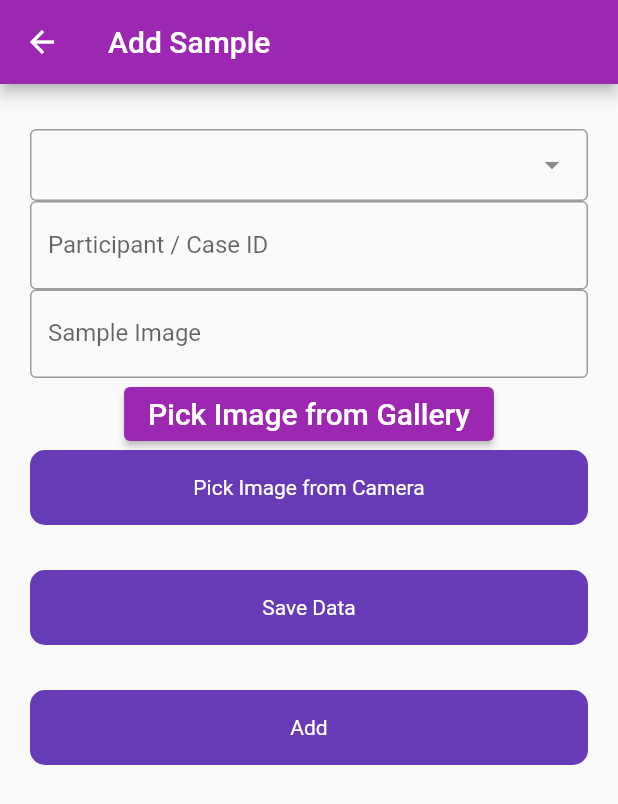
After one commit to AKUH-GIT/docsmgtfirebase, a Flutter app: the SampleEntry screen opened directly, after a tap on "Pick Image from Gallery", on a phone screen of 412 x 824 dp. The commit adds this screen. Shown: the top 804 px of the screen. Run offline on Flutter 3.47's test engine with Material 2 defaults, Android fonts, the phone set to English and light mode, and no system bars; drawn by our look-alikes of dropdown_search; our stand-ins replace file_picker, firebase_auth, firebase_core, firebase_database, fluttertoast; accounts and stored records are empty.

Commit message:
initial commit

```diff
--- a/lib/main.dart
+++ b/lib/main.dart
@@ -33,6 +33,7 @@ class MyApp extends StatelessWidget {
   Widget build(BuildContext context) {
     return MaterialApp(
       title: 'Flutter Demo',
+      debugShowCheckedModeBanner: false,
       theme: ThemeData(
         // This is the theme of your application.
         //
--- /dev/null
+++ b/lib/ui/SampleEntry.dart
@@ -0,0 +1,272 @@
+import 'dart:io';
+import 'package:docsmgtfirebase/ui/Model/ProjectModel.dart';
+import 'package:dropdown_search/dropdown_search.dart';
+import 'package:file_picker/file_picker.dart';
+import 'package:firebase_database/firebase_database.dart';
+import 'package:flutter/material.dart';
+import 'package:path_provider/path_provider.dart';
+import 'package:path/path.dart' as Path;
+import 'dart:convert';
+import '../utils/Utils.dart';
+import '../widgets/RoundButton.dart';
+
+class SampleEntry extends StatefulWidget {
+  const SampleEntry({Key? key}) : super(key: key);
+
+  @override
+  State<SampleEntry> createState() => SampleEntryState();
+}
+
+class SampleEntryState extends State<SampleEntry> {
+  final _formKey = GlobalKey<FormState>();
+  bool loading = false;
+
+  TextEditingController controller_projectID = new TextEditingController();
+  TextEditingController controller_sampleID = new TextEditingController();
+  TextEditingController controller_imgpath = new TextEditingController();
+
+  late List<ProjectModel> lst_project = [];
+
+  var focusNode = FocusNode();
+  var _image;
+
+  FilePickerResult? result;
+  String? fileName;
+  PlatformFile? pickedFile, pickedFile_new;
+
+  //XFile file;
+  File? fileToDisplay, fileToDisplay_new;
+
+  get ext => null;
+
+  @override
+  void initState() {
+    super.initState();
+    _getProjectData();
+  }
+
+  final scaffoldKey = GlobalKey<ScaffoldState>();
+  final databaseRef = FirebaseDatabase.instance.ref('SampleEntry');
+
+  void _getProjectData() async {}
+
+  void _clearField() {
+    _formKey.currentState!.reset();
+    controller_projectID.text = "";
+    controller_sampleID.text = "";
+    controller_imgpath.text = "";
+  }
+
+  showAlertDialog(BuildContext context, String msg) {
+    // set up the buttons
+    Widget okButton = TextButton(
+      child: Text("OK"),
+      onPressed: () {
+        _clearField();
+        Navigator.of(context, rootNavigator: true).pop();
+      },
+    );
+
+    // set up the AlertDialog
+    AlertDialog alert = AlertDialog(
+      title: Text("Alert Dialog"),
+      content: Text(msg),
+      actions: [
+        okButton,
+      ],
+    );
+
+    // show the dialog
+    showDialog(
+      context: context,
+      builder: (BuildContext context) {
+        return alert;
+      },
+    );
+  }
+
+  Future getDocs_Gallery() async {
+    try {
+      if (Platform.isAndroid) {
+        result = await FilePicker.platform.pickFiles(
+            type: FileType.custom,
+            allowMultiple: false,
+            allowedExtensions: [
+              "jpg",
+              "jpeg",
+              "png",
+              "doc",
+              "docx",
+              "xls",
+              "xlsx",
+              "mp4",
+              "mp3",
+              "avi",
+              "pdf",
+              "txt"
+            ]);
+
+        if (result != null) {
+          fileName = result!.files.first.name;
+          pickedFile = result!.files.first;
+          pickedFile_new = result!.files.first;
+          fileToDisplay = File(pickedFile_new!.path.toString());
+
+          var arr = fileToDisplay!.path.split("/");
+          var ext = arr[7].split('.');
+
+          controller_imgpath.text = controller_projectID.text +
+              "_" +
+              controller_sampleID.text +
+              "." +
+              ext[1];
+
+          var dir = await getExternalStorageDirectory();
+          var arr_dir = dir!.path.split('/');
+
+          fileToDisplay_new = File(arr_dir[0] +
+              "/" +
+              arr_dir[1] +
+              "/" +
+              arr_dir[2] +
+              "/" +
+              arr_dir[3] +
+              "/DCIM/" +
+              controller_projectID.text +
+              "/" +
+              controller_projectID.text +
+              "_" +
+              controller_sampleID.text +
+              "." +
+              ext[1]);
+        } else {
+          // User canceled the picker
+        }
+      }
+    } catch (e) {
+      showAlertDialog(context, e.toString());
+      print(e.toString());
+    }
+  }
+
+  saveProjectValue(ProjectModel projmodel) async {
+    controller_projectID.text = projmodel.projectname!;
+  }
+
+  @override
+  Widget build(BuildContext context) {
+    return Scaffold(
+        appBar: AppBar(title: Text('Add Sample')),
+        body: Padding(
+          padding: const EdgeInsets.symmetric(horizontal: 20),
+          child: Column(
+            children: [
+              SizedBox(
+                height: 30,
+              ),
+              DropdownSearch<ProjectModel>(
+                items: lst_project,
+                mode: Mode.DIALOG,
+                validator: (value) {
+                  if (value == null) {
+                    return "Project name required";
+                  }
+                },
+                showSearchBox: true,
+                onChanged: (ProjectModel? projmodel) {
+                  saveProjectValue(projmodel!);
+                },
+              ),
+              TextFormField(
+                controller: controller_sampleID,
+                keyboardType: TextInputType.text,
+                validator: (value) {
+                  if (value!.isEmpty)
+                    return "Participant / Case ID required";
+                  else
+                    return null;
+                },
+                decoration: const InputDecoration(
+                  border: OutlineInputBorder(),
+                  labelText: 'Participant / Case ID',
+                ),
+              ),
+              TextFormField(
+                readOnly: true,
+                controller: controller_imgpath,
+                /*validator: (value) {
+                  if (value.isEmpty)
+                    return "Please select image to upload";
+                  else
+                    return null;
+                },*/
+                decoration: const InputDecoration(
+                  border: OutlineInputBorder(),
+                  labelText: 'Sample Image',
+                ),
+              ),
+              ElevatedButton(
+                child: Text(
+                  "Pick Image from Gallery",
+                  style: TextStyle(
+                    fontSize: 20,
+                  ),
+                ),
+                onPressed: () {
+                  getDocs_Gallery();
+                  //_handleURLButtonPress(context, ImageSourceType.gallery);
+                },
+              ),
+              RoundButton(
+                title: "Pick Image from Camera",
+                onTap: () {
+                  getDocs_Gallery();
+                  //_handleURLButtonPress(context, ImageSourceType.camera);
+                },
+              ),
+              SizedBox(
+                height: 30,
+              ),
+              RoundButton(
+                title: 'Save Data',
+                loading: false,
+                onTap: () {
+                  if (_formKey.currentState!.validate()) {
+
+                  }
+                },
+              ),
+              SizedBox(
+                height: 30,
+              ),
+              RoundButton(
+                title: 'Add',
+                loading: loading,
+                onTap: () {
+                  setState(() {
+                    loading = true;
+                  });
+                  databaseRef
+                      .child(DateTime.now().millisecondsSinceEpoch.toString())
+                      .set({
+                    'projectid': controller_projectID.text.toString(),
+                    'sampleid': controller_sampleID.text.toString(),
+                    'id': DateTime.now().millisecondsSinceEpoch.toString()
+                  }).then((value) {
+                    Utils().toastMessage('Post Added');
+                    setState(() {
+                      loading = false;
+                    });
+                  }).onError((error, stackTrace) {
+                    Utils().toastMessage(error.toString());
+                    setState(() {
+                      loading = false;
+                    });
+                  });
+                },
+              )
+            ],
+          ),
+        ));
+  }
+}
--- a/lib/ui/SplashScreen.dart
+++ b/lib/ui/SplashScreen.dart
@@ -23,6 +23,7 @@ class _SplashScreenState extends State<SplashScreen> {
   Widget build(BuildContext context) {
     return Scaffold(
         body: Center(
-            child: Text('Firebase Tutorials', style: TextStyle(fontSize: 30))));
+            child: Text('Documents Management System v1.0',
+                style: TextStyle(fontSize: 30))));
   }
 }
--- a/lib/utils/Utils.dart
+++ b/lib/utils/Utils.dart
@@ -7,7 +7,7 @@ class Utils {
         msg: message,
         toastLength: Toast.LENGTH_SHORT,
         gravity: ToastGravity.BOTTOM,
-        timeInSecForIosWeb: 1,
+        timeInSecForIosWeb: 2,
         textColor: Colors.white,
         fontSize: 16.0);
   }
--- a/pubspec.yaml
+++ b/pubspec.yaml
@@ -41,6 +41,11 @@ dependencies:
   firebase_storage: ^11.0.16
   firebase_auth: ^4.3.0
   fluttertoast:
+  image_picker: ^0.8.2
+  path_provider: ^2.0.12
+  dropdown_search: ^2.0.0
+  file_picker: 4.4.0
+  filesize: ^2.0.1
 
 
 dev_dependencies:
```
Also changed, not shown: lib/posts/PostScreen.dart (+8 -4 lines), lib/ui/Model/ProjectModel.dart (added, +61 -0 lines), lib/ui/auth/LoginScreen.dart (+6 -4 lines).
